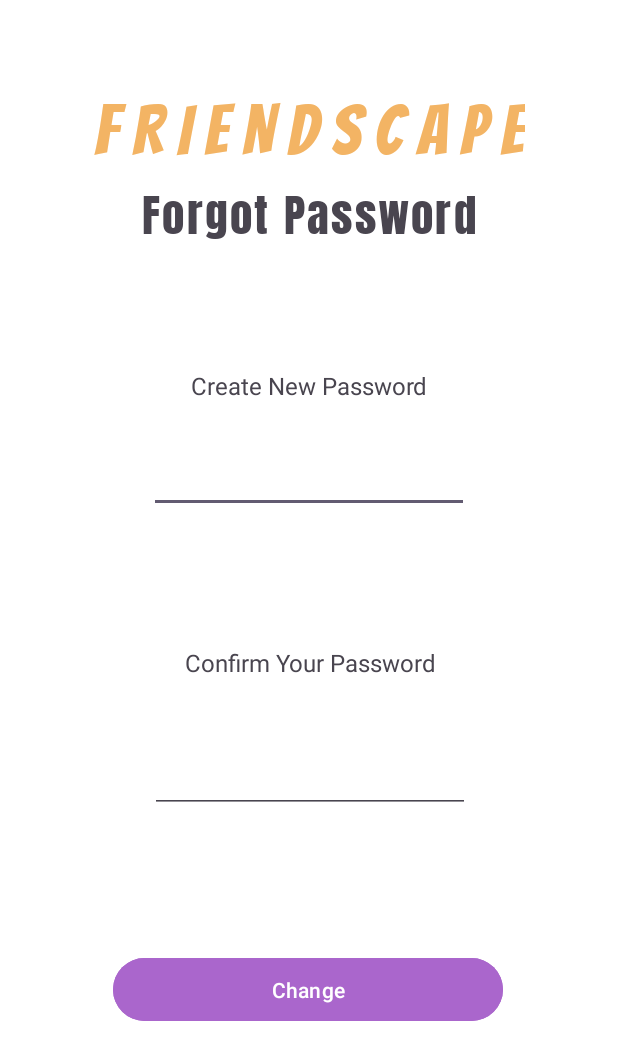
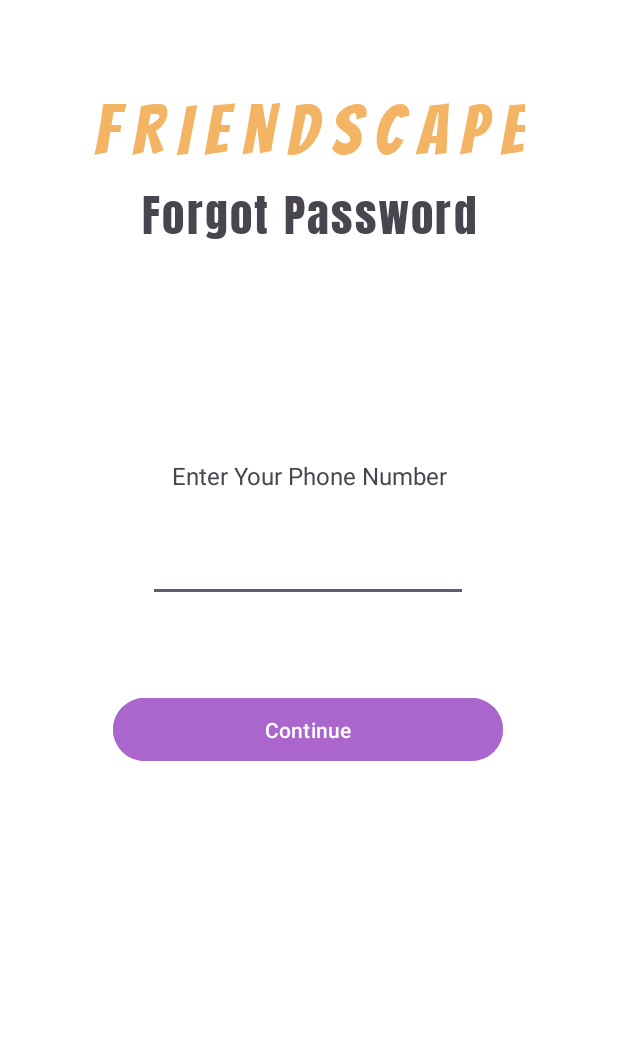
Before and after one commit to tksy1227/MAD24_P04_Team4, an Android app: the ForgetPasswordActivity screen opened directly, with no data from a screen before it, on a phone screen of 412 x 824 dp. Shown: the top 1060 px of the screen. Run offline under Robolectric (Android 15) with nearby library versions, the phone set to English and light mode, and no system bars.

Commit message:
link forget pw

```diff
--- a/app/src/main/AndroidManifest.xml
+++ b/app/src/main/AndroidManifest.xml
@@ -17,7 +17,6 @@
         <activity
             android:name=".OTPActivity"
             android:exported="false" />
-
         <activity
             android:name=".ForgetUserActivity"
             android:exported="false" />
@@ -43,11 +42,11 @@
             android:name=".events_input"
             android:exported="false" />
         <activity
-            android:name=".ForgotPasswordActivity" />
-        <activity
             android:name=".ChatHomeActivity" />
         <activity
             android:name=".Chat_Main" />
+        <activity
+            android:name=".ForgetPasswordConfirmationActivity" />
         <activity
             android:name=".LoginActivity"
             android:exported="true" >
--- a/app/src/main/java/sg/edu/np/mad/p04_team4/ForgetPasswordActivity.java
+++ b/app/src/main/java/sg/edu/np/mad/p04_team4/ForgetPasswordActivity.java
@@ -8,20 +8,27 @@ import androidx.appcompat.app.AppCompatActivity;
 import androidx.core.graphics.Insets;
 import androidx.core.view.ViewCompat;
 import androidx.core.view.WindowInsetsCompat;
+import android.content.Intent;
+import android.widget.Button;
+
+
 
 public class ForgetPasswordActivity extends AppCompatActivity {
-
     @Override
     protected void onCreate(Bundle savedInstanceState) {
         super.onCreate(savedInstanceState);
-        EdgeToEdge.enable(this);
-        setContentView(R.layout.forgot_password);
+        setContentView(R.layout.forgot_password_number); // Ensure this matches your forgot password layout resource file
+
         ViewCompat.setOnApplyWindowInsetsListener(findViewById(R.id.main), (v, insets) -> {
             Insets systemBars = insets.getInsets(WindowInsetsCompat.Type.systemBars());
             v.setPadding(systemBars.left, systemBars.top, systemBars.right, systemBars.bottom);
             return insets;
         });
 
-        Toast.makeText(ForgetPasswordActivity.this, "Password successfully changed.", Toast.LENGTH_SHORT).show();
+        Button btnContinue = findViewById(R.id.Continue);
+        btnContinue.setOnClickListener(v -> {
+            Intent intent = new Intent(ForgetPasswordActivity.this, ForgetPasswordConfirmationActivity.class);
+            startActivity(intent);
+        });
     }
 }
--- a/app/src/main/java/sg/edu/np/mad/p04_team4/ForgotPasswordActivity.java
+++ b/app/src/main/java/sg/edu/np/mad/p04_team4/ForgetPasswordConfirmationActivity.java
@@ -6,11 +6,11 @@ import androidx.core.graphics.Insets;
 import androidx.core.view.ViewCompat;
 import androidx.core.view.WindowInsetsCompat;
 
-public class ForgotPasswordActivity extends AppCompatActivity {
+public class ForgetPasswordConfirmationActivity extends AppCompatActivity {
     @Override
     protected void onCreate(Bundle savedInstanceState) {
         super.onCreate(savedInstanceState);
-        setContentView(R.layout.forgot_password_number);
+        setContentView(R.layout.forgot_password); // Ensure this matches your forgot password layout resource file
 
         ViewCompat.setOnApplyWindowInsetsListener(findViewById(R.id.main), (v, insets) -> {
             Insets systemBars = insets.getInsets(WindowInsetsCompat.Type.systemBars());
```
Also changed, not shown: app/src/main/java/sg/edu/np/mad/p04_team4/LoginActivity.java (+8 -1 lines).
